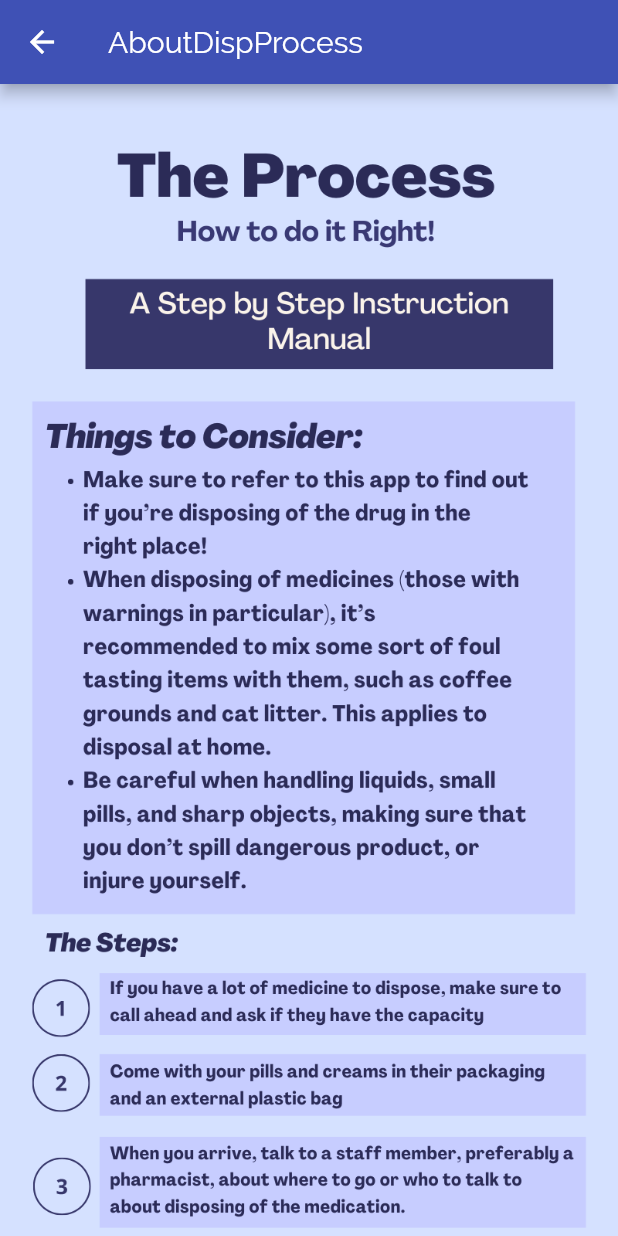
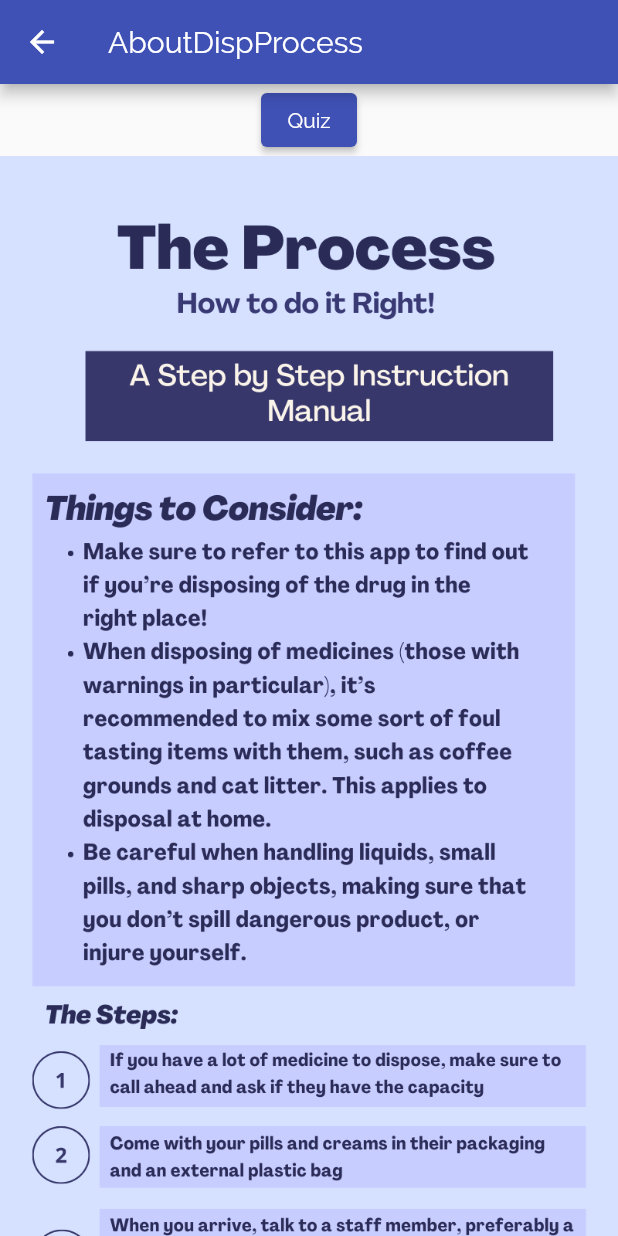
Before and after one commit to ahanam919/tech-olympics-2022, a Flutter app: the AboutDispProcess screen opened by its route, on a phone screen of 412 x 824 dp. Run offline on Flutter 3.47's test engine with Material 2 defaults, Android fonts, the phone set to English and light mode, and no system bars; our stand-ins replace webview_flutter.

Commit message:
quiz basic

```diff
--- a/lib/main.dart
+++ b/lib/main.dart
@@ -7,8 +7,8 @@ import './screens/home_screen.dart';
 import './screens/quiz_screen.dart';
 import './screens/customhome_screen.dart';
 import 'screens/whydispcorrect.dart';
-import './screens/otc_screen.dart';
-import './screens/sharps_screen.dart';
+import 'screens/typesofmeds.dart';
+import 'screens/sharps_screen.dart';
 import './screens/findpharm_screen.dart';
 
 void main() => runApp(MyApp());
@@ -36,7 +36,7 @@ class _MyAppState extends State<MyApp> {
         NottoDo.routeName: (ctx) => NottoDo(),
         GeneralTips.routeName: (ctx) => GeneralTips(),
         CustomHomeScreen.routeName: (ctx) => CustomHomeScreen(),
-        Otc.routeName: (ctx) => Otc(),
+
         WhyDispCorrect.routeName: (ctx) => WhyDispCorrect(),
         AboutDispProcess.routeName: (ctx) => AboutDispProcess(),
         FindPharm.routeName: (ctx) => FindPharm(),
--- a/lib/screens/customhome_screen.dart
+++ b/lib/screens/customhome_screen.dart
@@ -1,8 +1,7 @@
 import 'package:flutter/material.dart';
 import 'whydispcorrect.dart';
-import './otc_screen.dart';
 import './sharps_screen.dart';
-
+import './typesofmeds.dart';
 import 'whydispcorrect.dart';
 
 class CustomHomeScreen extends StatelessWidget {
@@ -45,7 +44,7 @@ class CustomHomeScreen extends StatelessWidget {
               ElevatedButton(
                   onPressed: () {
                     Navigator.push(context,
-                        MaterialPageRoute(builder: (context) => Otc()));
+                        MaterialPageRoute(builder: (context) => TypesofMeds()));
                   },
                   child: Text(
                     'Different Types of Medications',
--- a/lib/screens/sharps_screen.dart
+++ b/lib/screens/sharps_screen.dart
@@ -3,6 +3,7 @@ import 'package:flutter/material.dart';
 import 'package:flutter/services.dart';
 import 'package:url_launcher/url_launcher.dart';
 import 'package:webview_flutter/webview_flutter.dart';
+import './quiz_screen.dart';
 
 class AboutDispProcess extends StatelessWidget {
   static const routeName = '/nottodo';
@@ -13,9 +14,14 @@ class AboutDispProcess extends StatelessWidget {
         appBar: AppBar(
           title: Text('AboutDispProcess'),
         ),
-        body: Column(
-            children: <Widget>[
-              Image.asset('assets/images/process.png')
-            ]));
+        body: Column(children: <Widget>[
+          ElevatedButton(
+              onPressed: () {
+                Navigator.push(
+                    context, MaterialPageRoute(builder: (context) => Quiz()));
+              },
+              child: Text("Quiz")),
+          Image.asset('assets/images/process.png')
+        ]));
   }
 }
--- a/lib/screens/otc_screen.dart
+++ b/lib/screens/typesofmeds.dart
@@ -6,7 +6,7 @@ import './sharpsdispprocess.dart';
 import 'package:url_launcher/url_launcher.dart';
 import 'package:webview_flutter/webview_flutter.dart';
 
-class Otc extends StatelessWidget {
+class TypesofMeds extends StatelessWidget {
   static const routeName = '/findpharm';
   // late WebViewController _controller;
   // String url =
```
Also changed, not shown: lib/screens/quiz_screen.dart (+4 -12 lines), pubspec.lock, 1 other file.
